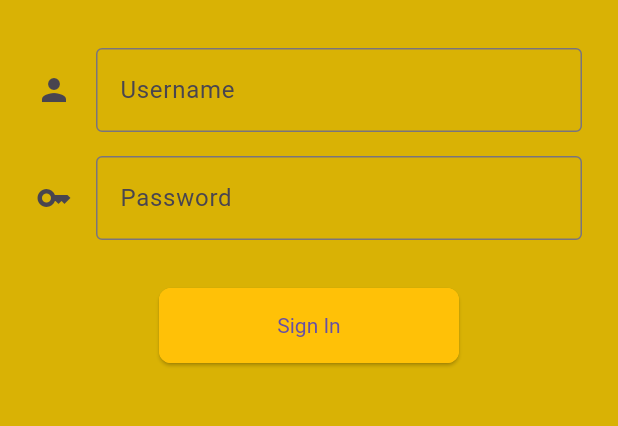
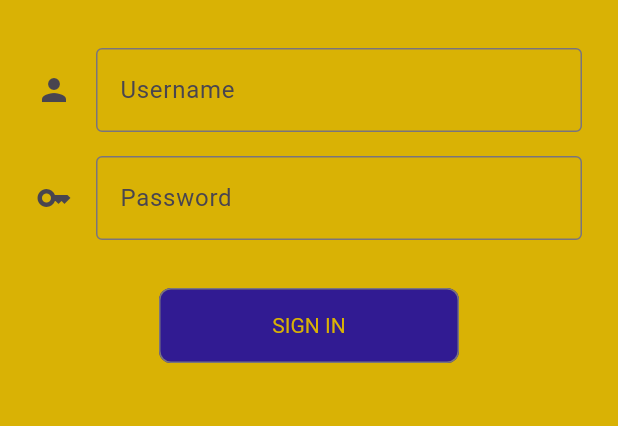
Before and after one commit to LoOhEx/LoginApp, a Flutter app: the HomePage screen opened directly, after a tap on "Logout", on a phone screen of 412 x 824 dp, the part 471-897 px from its top. Run offline on Flutter 3.47's test engine with Material 3 defaults, Android fonts, the phone set to English and light mode, and no system bars.

Commit message:
color changing

```diff
--- a/lib/main.dart
+++ b/lib/main.dart
@@ -1,4 +1,5 @@
 import 'package:flutter/material.dart';
+import 'package:flutter_application_1/pages/home.dart';
 import 'package:flutter_application_1/pages/login.dart';
 
 void main() {
@@ -12,7 +13,7 @@ class MainApp extends StatelessWidget {
   Widget build(BuildContext context) {
     return const MaterialApp(
       debugShowCheckedModeBanner: false,
-      home: LoginPage(), // Menampilkan halaman login saat aplikasi dibuka
+      home: HomePage(), // Menampilkan halaman login saat aplikasi dibuka
     );
   }
 }
--- a/lib/pages/home.dart
+++ b/lib/pages/home.dart
@@ -1,4 +1,5 @@
 import 'package:flutter/material.dart';
+import 'package:flutter_application_1/pages/login.dart';
 
 class HomePage extends StatelessWidget {
   const HomePage({super.key});
@@ -6,8 +7,13 @@ class HomePage extends StatelessWidget {
   @override
   Widget build(BuildContext context) {
     return Scaffold(
+      backgroundColor: const Color.fromARGB(255, 217, 178, 5),
       appBar: AppBar(
-        title: const Text('Home'),
+        backgroundColor: Color(0xff311b92),
+        title: const Text(
+          'Home',
+          style: TextStyle(color: const Color.fromARGB(255, 217, 178, 5)),
+        ),
       ),
       body: Center(
         child: Column(
@@ -15,13 +21,23 @@ class HomePage extends StatelessWidget {
           children: [
             const Text(
               'Selamat datang di halaman Home!',
-              style: TextStyle(fontSize: 20),
+              style: TextStyle(
+                fontSize: 20,
+                color: Color(0xff311b92),
+              ),
             ),
             const SizedBox(height: 16.0),
             ElevatedButton(
               onPressed: () {
-                Navigator.pop(context); // Kembali ke halaman login
+                Navigator.of(context).push(
+                  MaterialPageRoute(
+                    builder: (context) =>
+                        LoginPage(), // Ganti LoginPage() dengan halaman login yang sesuai
+                  ),
+                );
               },
+              style: ElevatedButton.styleFrom(
+                  backgroundColor: const Color.fromARGB(255, 217, 178, 5)),
               child: const Text('Logout'),
             ),
           ],
--- a/lib/pages/login.dart
+++ b/lib/pages/login.dart
@@ -53,14 +53,16 @@ class LoginPage extends StatelessWidget {
               ),
               const SizedBox(height: 32.0),
 
-              ElevatedButton(
+              OutlinedButton(
                 style: ElevatedButton.styleFrom(
-                  backgroundColor: Colors.amber, // Warna latar belakang
+                  backgroundColor:
+                      Colors.deepPurple[900], // Warna latar belakang
                   textStyle: const TextStyle(color: Colors.white), // Warna teks
                   minimumSize: const Size(200, 50), // Ukuran tombol
                   shape: RoundedRectangleBorder(
                     side: const BorderSide(
-                        color: Colors.amber, width: 2), // Outline
+                        color: const Color.fromARGB(255, 217, 178, 5),
+                        width: 2), // Outline
                     borderRadius: BorderRadius.circular(8), // Radius sudut
                   ),
                 ),
@@ -79,9 +81,14 @@ class LoginPage extends StatelessWidget {
                     showDialog(
                       context: context,
                       builder: (context) => AlertDialog(
-                        title: const Text('Error'),
-                        content:
-                            const Text('Username dan Password wajib diisi!'),
+                        title: const Text(
+                          'Error',
+                          style: TextStyle(color: Color(0xff311b92)),
+                        ),
+                        content: const Text(
+                            'Username dan Password wajib diisi!',
+                            style: TextStyle(color: Color(0xff311b92))),
+                        backgroundColor: Colors.amber,
                         actions: [
                           TextButton(
                             onPressed: () => Navigator.pop(context),
@@ -92,7 +99,10 @@ class LoginPage extends StatelessWidget {
                     );
                   }
                 },
-                child: const Text('Sign In'),
+                child: const Text('SIGN IN',
+                    style: TextStyle(
+                        fontSize: 14,
+                        color: const Color.fromARGB(255, 217, 178, 5))),
               ),
             ],
           ),
```
